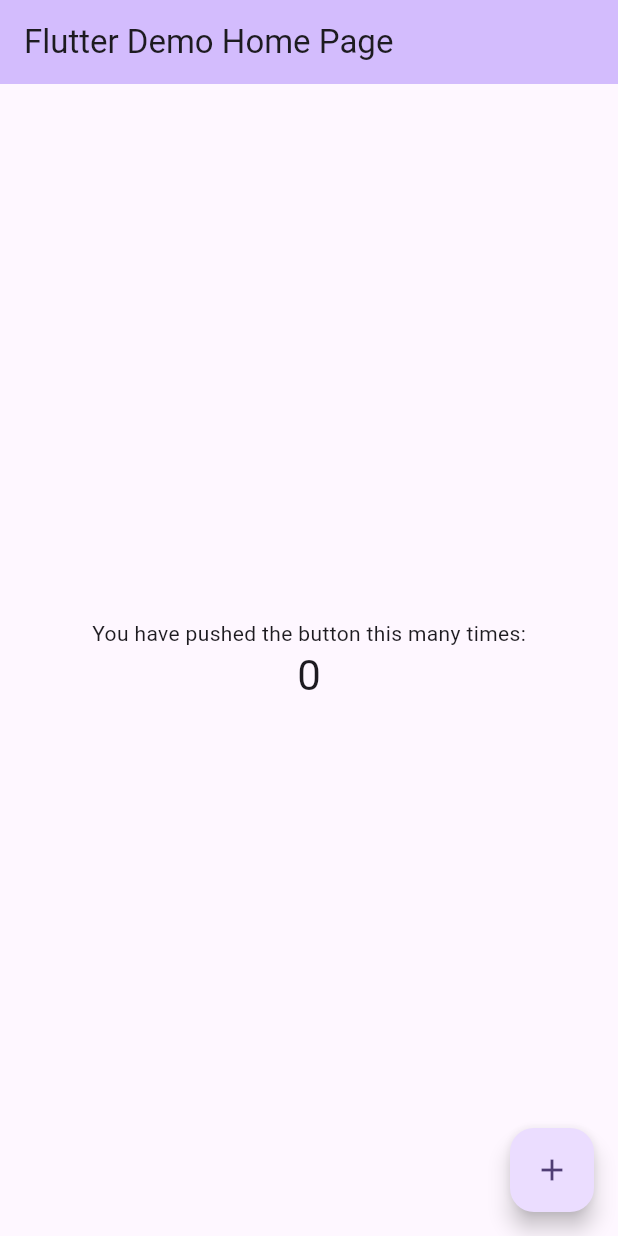
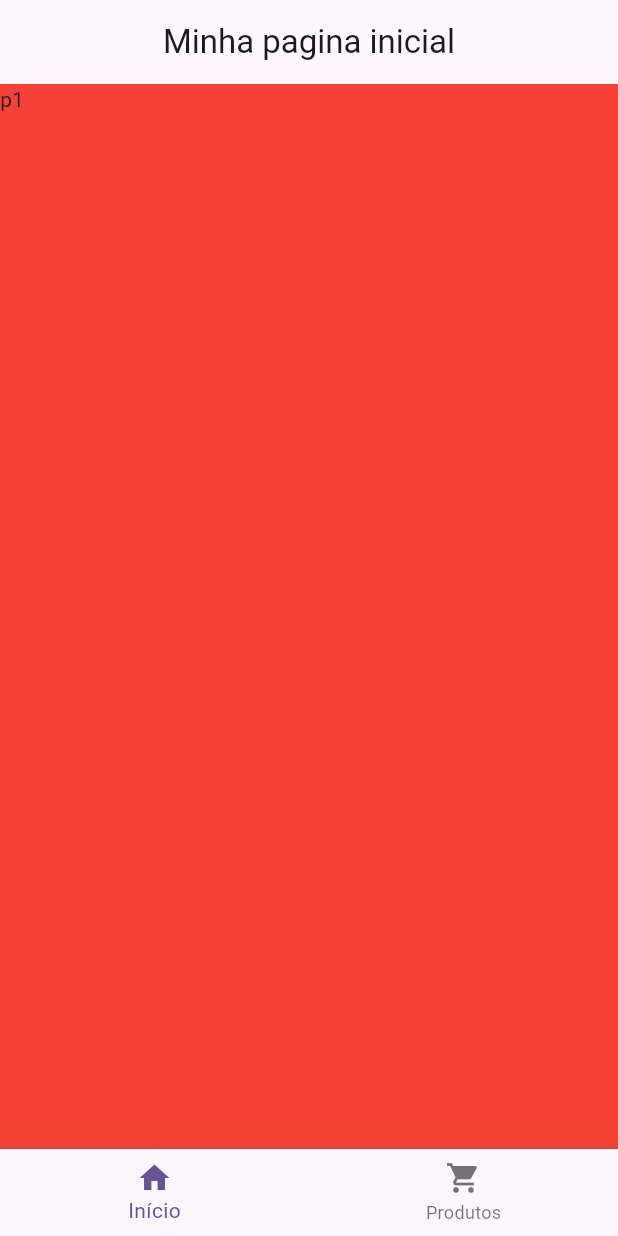
Before and after one commit to HebertCampos/sacola_na_mao, a Flutter app: the screen it shows after launch, on a phone screen of 412 x 824 dp. Run offline on Flutter 3.47's test engine with Material 2 defaults, Android fonts, the phone set to English and light mode, and no system bars.

Commit message:
criando navegação de paginas por baixo

```diff
--- a/lib/my_app.dart
+++ b/lib/my_app.dart
@@ -9,12 +9,11 @@ class MyApp extends StatelessWidget {
   @override
   Widget build(BuildContext context) {
     return MaterialApp(
-      title: 'Flutter Demo',
       theme: ThemeData(
         colorScheme: ColorScheme.fromSeed(seedColor: Colors.deepPurple),
         useMaterial3: true,
       ),
-      home: const MyHomePage(title: 'Flutter Demo Home Page'),
+      home: const MyHomePage(),
     );
   }
 }
--- a/lib/pages/home_page.dart
+++ b/lib/pages/home_page.dart
@@ -1,80 +1,56 @@
 import 'package:flutter/material.dart';
 
 class MyHomePage extends StatefulWidget {
-  const MyHomePage({super.key, required this.title});
-
-  final String title;
+  const MyHomePage({super.key});
 
   @override
   State<MyHomePage> createState() => _MyHomePageState();
 }
 
 class _MyHomePageState extends State<MyHomePage> {
-  int _counter = 0;
-
-  void _incrementCounter() {
-    setState(() {
-      // This call to setState tells the Flutter framework that something has
-      // changed in this State, which causes it to rerun the build method below
-      // so that the display can reflect the updated values. If we changed
-      // _counter without calling setState(), then the build method would not be
-      // called again, and so nothing would appear to happen.
-      _counter++;
-    });
-  }
-
+  int _selectedIndex = 0;
+  PageController _pageController = PageController(initialPage: 0);
   @override
   Widget build(BuildContext context) {
-    // This method is rerun every time setState is called, for instance as done
-    // by the _incrementCounter method above.
-    //
-    // The Flutter framework has been optimized to make rerunning build methods
-    // fast, so that you can just rebuild anything that needs updating rather
-    // than having to individually change instances of widgets.
     return Scaffold(
       appBar: AppBar(
-        // TRY THIS: Try changing the color here to a specific color (to
-        // Colors.amber, perhaps?) and trigger a hot reload to see the AppBar
-        // change color while the other colors stay the same.
-        backgroundColor: Theme.of(context).colorScheme.inversePrimary,
-        // Here we take the value from the MyHomePage object that was created by
-        // the App.build method, and use it to set our appbar title.
-        title: Text(widget.title),
+        title: const Text('Minha pagina inicial'),
+        centerTitle: true,
       ),
-      body: Center(
-        // Center is a layout widget. It takes a single child and positions it
-        // in the middle of the parent.
-        child: Column(
-          // Column is also a layout widget. It takes a list of children and
-          // arranges them vertically. By default, it sizes itself to fit its
-          // children horizontally, and tries to be as tall as its parent.
-          //
-          // Column has various properties to control how it sizes itself and
-          // how it positions its children. Here we use mainAxisAlignment to
-          // center the children vertically; the main axis here is the vertical
-          // axis because Columns are vertical (the cross axis would be
-          // horizontal).
-          //
-          // TRY THIS: Invoke "debug painting" (choose the "Toggle Debug Paint"
-          // action in the IDE, or press "p" in the console), to see the
-          // wireframe for each widget.
-          mainAxisAlignment: MainAxisAlignment.center,
-          children: <Widget>[
-            const Text(
-              'You have pushed the button this many times:',
-            ),
-            Text(
-              '$_counter',
-              style: Theme.of(context).textTheme.headlineMedium,
-            ),
-          ],
-        ),
+      body: PageView(
+        controller: _pageController,
+        onPageChanged: (value) {
+          setState(() {
+            _selectedIndex = value;
+          });
+        },
+        children: [
+          Container(
+            color: Colors.red,
+            child: const Text('p1'),
+          ),
+          Container(
+            color: Colors.green,
+            child: const Text('p2'),
+          )
+        ],
       ),
-      floatingActionButton: FloatingActionButton(
-        onPressed: _incrementCounter,
-        tooltip: 'Increment',
-        child: const Icon(Icons.add),
-      ), // This trailing comma makes auto-formatting nicer for build methods.
+      bottomNavigationBar: BottomNavigationBar(
+        items: [
+          BottomNavigationBarItem(
+              icon: Icon(Icons.home),
+              label: 'Início',
+              tooltip: 'Pagina de início com as informações dos produtos'),
+          BottomNavigationBarItem(
+              icon: Icon(Icons.shopping_cart),
+              label: 'Produtos',
+              tooltip: 'Pagina de cadastro de produtos e categorias'),
+        ],
+        currentIndex: _selectedIndex,
+        onTap: (value) => setState(() {
+          _pageController.jumpToPage(value);
+        }),
+      ),
     );
   }
 }
```
